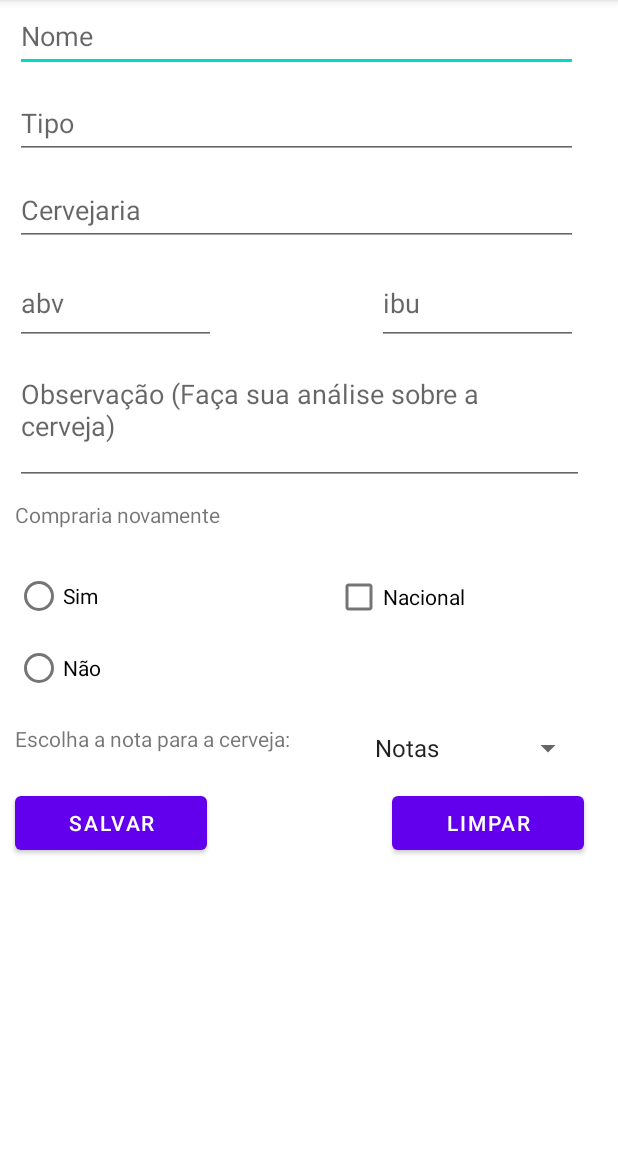
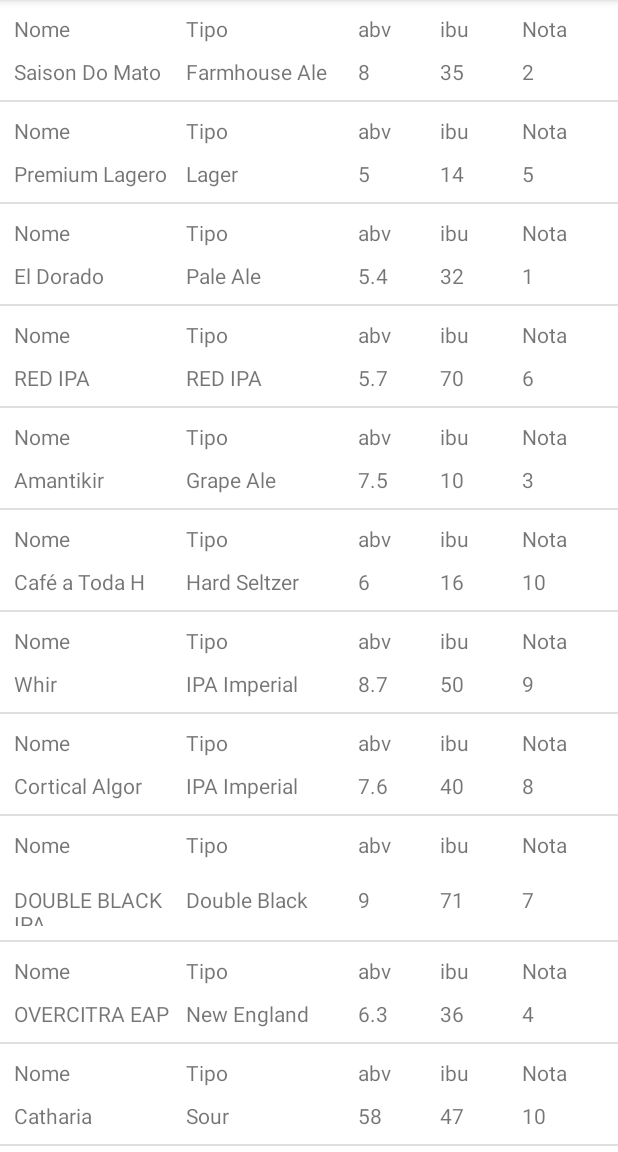
Before and after one commit to diego-dantas/beer-type-control, an Android app: the screen it shows after launch (MainActivity before the commit, ListActivity after it), on a phone screen of 412 x 824 dp, the part 84-1236 px from its top. Run offline under Robolectric (Android 15) with nearby library versions, the phone set to English and light mode, and no system bars.

Commit message:
Second delivery | ListView Custom Adapter

```diff
--- /dev/null
+++ b/app/src/main/java/com/blackscreen/beertypecontrol/BeerLayout.java
@@ -0,0 +1,14 @@
+package com.blackscreen.beertypecontrol;
+
+import androidx.appcompat.app.AppCompatActivity;
+
+import android.os.Bundle;
+
+public class BeerLayout extends AppCompatActivity {
+
+    @Override
+    protected void onCreate(Bundle savedInstanceState) {
+        super.onCreate(savedInstanceState);
+        setContentView(R.layout.activity_beer_layout);
+    }
+}
--- /dev/null
+++ b/app/src/main/java/com/blackscreen/beertypecontrol/ListActivity.java
@@ -0,0 +1,65 @@
+package com.blackscreen.beertypecontrol;
+
+import androidx.appcompat.app.AppCompatActivity;
+
+import android.os.Bundle;
+import android.view.View;
+import android.widget.AdapterView;
+import android.widget.ArrayAdapter;
+import android.widget.ListView;
+import android.widget.Toast;
+
+import com.blackscreen.beertypecontrol.beer.BeerAdapter;
+import com.blackscreen.beertypecontrol.beer.BeerEntity;
+
+import java.util.ArrayList;
+
+public class ListActivity extends AppCompatActivity {
+
+    private ListView listViewBeer;
+
+    @Override
+    protected void onCreate(Bundle savedInstanceState) {
+        super.onCreate(savedInstanceState);
+        setContentView(R.layout.activity_list);
+        listViewBeer = findViewById(R.id.listViewBeer);
+
+        listViewBeer.setOnItemClickListener(new AdapterView.OnItemClickListener() {
+
+            @Override
+            public void onItemClick(AdapterView<?> adapterView, View view, int i, long l) {
+                BeerEntity beer = (BeerEntity) listViewBeer.getItemAtPosition(i);
+
+                Toast.makeText(getApplicationContext(), beer.getName() + " Foi Clicado", Toast.LENGTH_SHORT).show();
+
+            }
+        });
+
+        listFilling();
+    }
+
+
+    private void listFilling(){
+
+        String[] beers = getResources().getStringArray(R.array.beers);
+        String[] types = getResources().getStringArray(R.array.types);
+        String[] abv = getResources().getStringArray(R.array.abvs);
+        String[] ibu = getResources().getStringArray(R.array.ibus);
+        String[] note = getResources().getStringArray(R.array.notes);
+
+        ArrayList<BeerEntity> beerEntities = new ArrayList<>();
+
+        for(int i = 0; i < beers.length; i++){
+            beerEntities.add(new BeerEntity(
+                    beers[i],
+                    types[i],
+                    abv[i],
+                    ibu[i],
+                    note[i]));
+        }
+
+        BeerAdapter beerAdapter = new BeerAdapter(this, beerEntities);
+
+        listViewBeer.setAdapter(beerAdapter);
+    }
+}
--- /dev/null
+++ b/app/src/main/java/com/blackscreen/beertypecontrol/beer/BeerAdapter.java
@@ -0,0 +1,80 @@
+package com.blackscreen.beertypecontrol.beer;
+
+import android.content.Context;
+import android.view.LayoutInflater;
+import android.view.View;
+import android.view.ViewGroup;
+import android.widget.BaseAdapter;
+import android.widget.TextView;
+
+import com.blackscreen.beertypecontrol.R;
+
+import java.util.List;
+import java.util.Objects;
+
+public class BeerAdapter extends BaseAdapter {
+
+    private Context context;
+    private List<BeerEntity> beers;
+
+    public BeerAdapter(Context context, List<BeerEntity> beers){
+        this.context = context;
+        this.beers = beers;
+    }
+
+    private static class BeerHolder{
+        public TextView textViewName;
+        public TextView textViewType;
+        public TextView textViewAbv;
+        public TextView textViewIbu;
+        public TextView textViewNote;
+    }
+
+
+
+    @Override
+    public int getCount() {
+        return beers.size();
+    }
+
+    @Override
+    public Object getItem(int i) {
+        return beers.get(i);
+    }
+
+    @Override
+    public long getItemId(int i) {
+        return 0;
+    }
+
+    @Override
+    public View getView(int i, View view, ViewGroup viewGroup) {
+        BeerHolder beerHolder;
+
+        if(Objects.isNull(view)){
+            LayoutInflater inflater = (LayoutInflater) context.getSystemService(Context.LAYOUT_INFLATER_SERVICE);
+            view = inflater.inflate(R.layout.activity_beer_layout, viewGroup, false);
+
+            beerHolder = new BeerHolder();
+
+            beerHolder.textViewName = view.findViewById(R.id.textViewNameBeer);
+            beerHolder.textViewType = view.findViewById(R.id.textViewTypeBeer);
+            beerHolder.textViewAbv = view.findViewById(R.id.textViewAbvBeer);
+            beerHolder.textViewIbu = view.findViewById(R.id.textViewIbuBeer);
+            beerHolder.textViewNote = view.findViewById(R.id.textViewNoteBeer);
+
+            view.setTag(beerHolder);
+
+        }else{
+            beerHolder = (BeerHolder) view.getTag();
+        }
+
+        beerHolder.textViewName.setText(beers.get(i).getName());
+        beerHolder.textViewType.setText(beers.get(i).getType());
+        beerHolder.textViewAbv.setText(beers.get(i).getAbv());
+        beerHolder.textViewIbu.setText(beers.get(i).getIbu());
+        beerHolder.textViewNote.setText(beers.get(i).getNote());
+
+        return view;
+    }
+}
--- /dev/null
+++ b/app/src/main/java/com/blackscreen/beertypecontrol/beer/BeerEntity.java
@@ -0,0 +1,63 @@
+package com.blackscreen.beertypecontrol.beer;
+
+public class BeerEntity {
+
+    private String name;
+    private String type;
+    private String abv;
+    private String ibu;
+    private String note;
+
+    public BeerEntity(String name, String type, String abv, String ibu, String note) {
+        this.name = name;
+        this.type = type;
+        this.abv = abv;
+        this.ibu = ibu;
+        this.note = note;
+    }
+
+    @Override
+    public String toString() {
+        return name + "-" + type ;
+    }
+
+    public String getName() {
+        return name;
+    }
+
+    public void setName(String name) {
+        this.name = name;
+    }
+
+    public String getType() {
+        return type;
+    }
+
+    public void setType(String type) {
+        this.type = type;
+    }
+
+    public String getAbv() {
+        return abv;
+    }
+
+    public void setAbv(String abv) {
+        this.abv = abv;
+    }
+
+    public String getIbu() {
+        return ibu;
+    }
+
+    public void setIbu(String ibu) {
+        this.ibu = ibu;
+    }
+
+    public String getNote() {
+        return note;
+    }
+
+    public void setNote(String note) {
+        this.note = note;
+    }
+}
--- /dev/null
+++ b/app/src/main/res/drawable/customborder.xml
@@ -0,0 +1,6 @@
+<?xml version="1.0" encoding="utf-8"?>
+<shape xmlns:android="http://schemas.android.com/apk/res/android" android:shape="line">
+    <padding android:left="5dp" android:right="5dp" android:top="5dp" android:bottom="5dp"/>
+<!--    <solid android:color="#CCCCCC"/>-->
+<!--    <stroke android:width="1dp" android:color="#000"/>-->
+</shape>
--- /dev/null
+++ b/app/src/main/res/layout/activity_beer_layout.xml
@@ -0,0 +1,102 @@
+<?xml version="1.0" encoding="utf-8"?>
+<android.widget.LinearLayout xmlns:android="http://schemas.android.com/apk/res/android"
+    xmlns:app="http://schemas.android.com/apk/res-auto"
+    xmlns:tools="http://schemas.android.com/tools"
+    android:layout_width="match_parent"
+    android:layout_height="match_parent"
+    tools:context=".BeerLayout">
+
+    <android.widget.LinearLayout
+        android:layout_width="match_parent"
+        android:layout_height="match_parent"
+        android:layout_weight="1"
+        android:orientation="vertical"
+        tools:context=".BeerLayout"
+        android:background="@drawable/customborder">
+
+        <android.widget.LinearLayout
+            android:layout_width="match_parent"
+            android:layout_height="match_parent"
+            android:layout_weight="1"
+            tools:context=".BeerLayout"
+            android:background="@drawable/customborder">
+
+            <TextView
+                android:id="@+id/textView5"
+                android:layout_width="70dp"
+                android:layout_height="wrap_content"
+                android:layout_weight="1"
+                android:text="@string/name" />
+
+            <TextView
+                android:id="@+id/textView6"
+                android:layout_width="70dp"
+                android:layout_height="wrap_content"
+                android:layout_weight="1"
+                android:text="@string/type" />
+
+            <TextView
+                android:id="@+id/textView7"
+                android:layout_width="10dp"
+                android:layout_height="wrap_content"
+                android:layout_weight="1"
+                android:text="@string/abv" />
+
+            <TextView
+                android:id="@+id/textView8"
+                android:layout_width="10dp"
+                android:layout_height="wrap_content"
+                android:layout_weight="1"
+                android:text="@string/ibu" />
+
+            <TextView
+                android:id="@+id/textView9"
+                android:layout_width="10dp"
+                android:layout_height="wrap_content"
+                android:layout_weight="1"
+                android:text="@string/spinnerLabel" />
+
+        </android.widget.LinearLayout>
+
+        <android.widget.LinearLayout
+            android:layout_width="match_parent"
+            android:layout_height="match_parent"
+            android:layout_weight="1"
+            tools:context=".BeerLayout"
+            android:background="@drawable/customborder">
+
+            <TextView
+                android:id="@+id/textViewNameBeer"
+                android:layout_width="70dp"
+                android:layout_height="wrap_content"
+                android:layout_weight="1" />
+
+            <TextView
+                android:id="@+id/textViewTypeBeer"
+                android:layout_width="70dp"
+                android:layout_height="wrap_content"
+                android:layout_weight="1" />
+
+            <TextView
+                android:id="@+id/textViewAbvBeer"
+                android:layout_width="10dp"
+                android:layout_height="wrap_content"
+                android:layout_weight="1" />
+
+            <TextView
+                android:id="@+id/textViewIbuBeer"
+                android:layout_width="10dp"
+                android:layout_height="wrap_content"
+                android:layout_weight="1" />
+
+            <TextView
+                android:id="@+id/textViewNoteBeer"
+                android:layout_width="10dp"
+                android:layout_height="wrap_content"
+                android:layout_weight="1" />
+
+        </android.widget.LinearLayout>
+
+    </android.widget.LinearLayout>
+
+</android.widget.LinearLayout>
--- /dev/null
+++ b/app/src/main/res/layout/activity_list.xml
@@ -0,0 +1,15 @@
+<?xml version="1.0" encoding="utf-8"?>
+<android.widget.LinearLayout xmlns:android="http://schemas.android.com/apk/res/android"
+    xmlns:app="http://schemas.android.com/apk/res-auto"
+    xmlns:tools="http://schemas.android.com/tools"
+    android:layout_width="match_parent"
+    android:layout_height="match_parent"
+    tools:context=".ListActivity">
+
+    <ListView
+        android:id="@+id/listViewBeer"
+        android:layout_width="match_parent"
+        android:layout_height="match_parent"
+        tools:layout_editor_absoluteX="1dp"
+        tools:layout_editor_absoluteY="1dp" />
+</android.widget.LinearLayout>
--- /dev/null
+++ b/app/src/main/res/values/arrays.xml
@@ -0,0 +1,75 @@
+<?xml version="1.0" encoding="utf-8"?>
+<resources>
+
+    <string-array name="beers">
+        <item>@string/saison_do_mato</item>
+        <item>@string/premium_lager</item>
+        <item>@string/el_dorado</item>
+        <item>@string/RED_IPA</item>
+        <item>@string/Amantikir</item>
+        <item>@string/cafe</item>
+        <item>@string/Whir</item>
+        <item>@string/Cortical_Algorithm</item>
+        <item>@string/DOUBLE_BLACK_IPA</item>
+        <item>@string/OVERCITRA_EAP</item>
+        <item>@string/Catharia</item>
+    </string-array>
+
+    <string-array name="types">
+        <item>@string/farmhouse_ale</item>
+        <item>@string/lager</item>
+        <item>@string/pale_ale</item>
+        <item>@string/IPA</item>
+        <item>@string/Grape_Ale</item>
+        <item>@string/Hard_Seltzer</item>
+        <item>@string/IPA_Imperial</item>
+        <item>@string/IPA_Imperial2</item>
+        <item>@string/Double_Black</item>
+        <item>@string/New_England</item>
+        <item>@string/sour</item>
+    </string-array>
+
+    <string-array name="abvs">
+        <item>@string/abv8</item>
+        <item>@string/abv5</item>
+        <item>@string/abv54</item>
+        <item>@string/abv57</item>
+        <item>@string/abv75</item>
+        <item>@string/abv6</item>
+        <item>@string/abv87</item>
+        <item>@string/abv76</item>
+        <item>@string/abv9</item>
+        <item>@string/abv63</item>
+        <item>@string/abv58</item>
+    </string-array>
+
+    <string-array name="ibus">
+        <item>@string/ibu35</item>
+        <item>@string/ibu14</item>
+        <item>@string/ibu32</item>
+        <item>@string/ibu70</item>
+        <item>@string/ibu10</item>
+        <item>@string/ibu16</item>
+        <item>@string/ibu50</item>
+        <item>@string/ibu40</item>
+        <item>@string/ibu71</item>
+        <item>@string/ibu36</item>
+        <item>@string/ibu47</item>
+    </string-array>
+
+
+    <string-array name="notes">
+        <item>@string/note2</item>
+        <item>@string/note5</item>
+        <item>@string/note1</item>
+        <item>@string/note6</item>
+        <item>@string/note3</item>
+        <item>@string/note10</item>
+        <item>@string/note9</item>
+        <item>@string/note8</item>
+        <item>@string/note7</item>
+        <item>@string/note4</item>
+        <item>@string/note10</item>
+    </string-array>
+
+</resources>
--- a/app/src/main/res/values/strings.xml
+++ b/app/src/main/res/values/strings.xml
@@ -8,7 +8,7 @@
     <string name="abv">abv</string>
     <string name="ibu">ibu</string>
     <string name="note">Observação (Faça sua análise sobre a cerveja)</string>
-    <string name="yes" >Sim</string>
+    <string name="yes">Sim</string>
     <string name="no">Não</string>
     <string name="wouldBuyAgain">Compraria novamente</string>
     <string name="origin">Nacional</string>
@@ -32,9 +32,75 @@
 
     <!-- geral msg   -->
     <string name="campos_limpos">Campos limpos</string>
-    <string name="spinnerLabel">Notas</string>
+    <string name="spinnerLabel">Nota</string>
     <string name="errorSpinner">Error ao carregar os valores do spinner</string>
     <string name="errorSpinnerSelect">Escolha uma nota de 0 a 10 para a cerveja</string>
     <string name="msg_success">Todos os dados foram validados</string>
     <!-- geral msg   -->
+
+
+    <!-- Array Beers -->
+    <string name="saison_do_mato">Saison Do Mato</string>
+    <string name="premium_lager">Premium Lagero</string>
+    <string name="el_dorado">El Dorado</string>
+    <string name="RED_IPA">RED IPA</string>
+    <string name="Amantikir">Amantikir</string>
+    <string name="cafe">Café a Toda H</string>
+    <string name="Whir">Whir</string>
+    <string name="Cortical_Algorithm">Cortical Algor</string>
+    <string name="DOUBLE_BLACK_IPA">DOUBLE BLACK IPA</string>
+    <string name="OVERCITRA_EAP">OVERCITRA EAP</string>
+    <string name="Catharia">Catharia</string>
+
+
+    <!-- Array Type -->
+    <string name="farmhouse_ale">Farmhouse Ale</string>
+    <string name="lager">Lager</string>
+    <string name="pale_ale">Pale Ale</string>
+    <string name="IPA">RED IPA</string>
+    <string name="Grape_Ale">Grape Ale</string>
+    <string name="Hard_Seltzer">Hard Seltzer</string>
+    <string name="IPA_Imperial">IPA Imperial</string>
+    <string name="IPA_Imperial2">IPA Imperial</string>
+    <string name="Double_Black">Double Black</string>
+    <string name="New_England">New England</string>
+    <string name="sour">Sour</string>
+
+    <!-- Array Abv -->
+    <string name="abv8">8</string>
+    <string name="abv5">5</string>
+    <string name="abv54">5.4</string>
+    <string name="abv57">5.7</string>
+    <string name="abv75">7.5</string>
+    <string name="abv6">6</string>
+    <string name="abv87">8.7</string>
+    <string name="abv76">7.6</string>
+    <string name="abv9">9</string>
+    <string name="abv63">6.3</string>
+    <string name="abv58">58</string>
+
+    <!-- Array Ibu -->
+    <string name="ibu35">35</string>
+    <string name="ibu14">14</string>
+    <string name="ibu32">32</string>
+    <string name="ibu70">70</string>
+    <string name="ibu10">10</string>
+    <string name="ibu16">16</string>
+    <string name="ibu50">50</string>
+    <string name="ibu40">40</string>
+    <string name="ibu71">71</string>
+    <string name="ibu36">36</string>
+    <string name="ibu47">47</string>
+
+    <!-- Array Note -->
+    <string name="note2">2</string>
+    <string name="note5">5</string>
+    <string name="note1">1</string>
+    <string name="note6">6</string>
+    <string name="note3">3</string>
+    <string name="note10">10</string>
+    <string name="note9">9</string>
+    <string name="note8">8</string>
+    <string name="note7">7</string>
+    <string name="note4">4</string>
 </resources>
```
Also changed, not shown: app/src/main/AndroidManifest.xml (+9 -5 lines).
